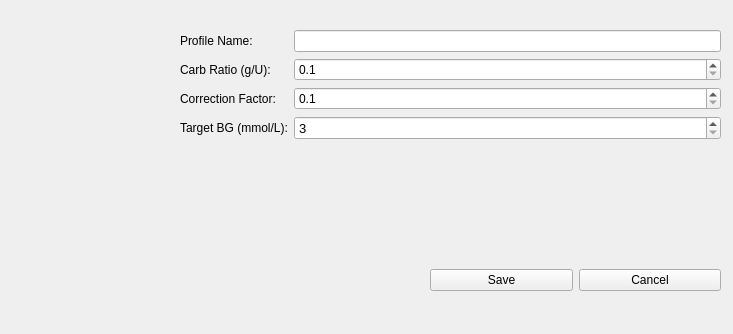
The window that app/ProfileEditorPage.ui (JunYYZ/comp3004) describes before a commit, drawn with Qt 5.
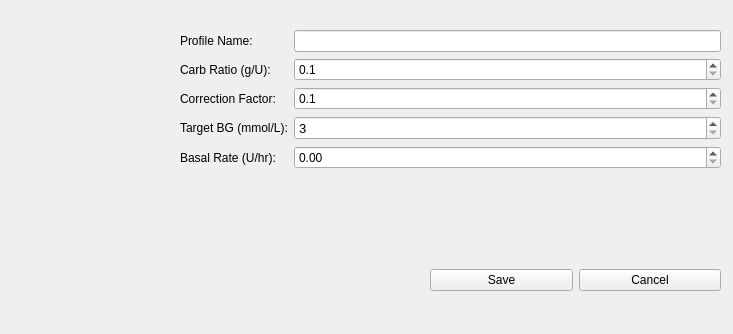
The same window after the commit.

```diff
--- a/app/ProfileEditorPage.ui
+++ b/app/ProfileEditorPage.ui
@@ -101,6 +101,23 @@
       </property>
      </widget>
     </item>
+    <item row="4" column="0">
+     <widget class="QLabel" name="lblBasalRate">
+      <property name="text">
+       <string>Basal Rate (U/hr):</string>
+      </property>
+     </widget>
+    </item>
+    <item row="4" column="1">
+     <widget class="QDoubleSpinBox" name="sbBasalRate">
+      <property name="maximum">
+       <double>15.000000000000000</double>
+      </property>
+      <property name="singleStep">
+       <double>0.100000000000000</double>
+      </property>
+     </widget>
+    </item>
    </layout>
   </widget>
   <widget class="QWidget" name="horizontalLayoutWidget">
```
